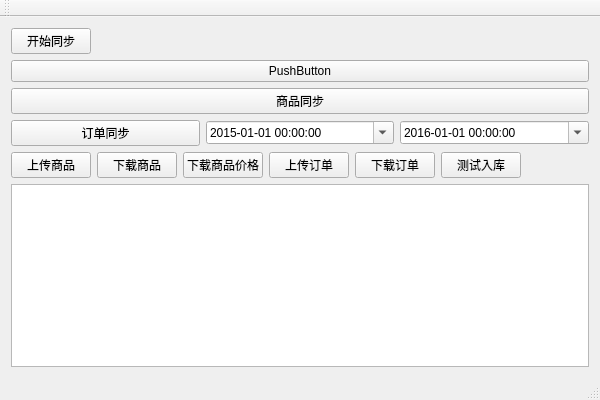
The window that ritao-kjt/mainwindow.ui (seahouse/ritao-kjt) describes before a commit, drawn with Qt 5.
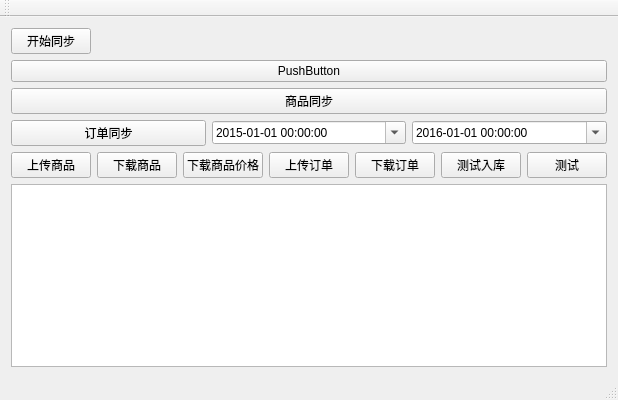
The same window after the commit.

```diff
--- a/ritao-kjt/mainwindow.ui
+++ b/ritao-kjt/mainwindow.ui
@@ -148,6 +148,13 @@
         </property>
        </widget>
       </item>
+      <item>
+       <widget class="QPushButton" name="pushButton_8">
+        <property name="text">
+         <string>测试</string>
+        </property>
+       </widget>
+      </item>
       <item>
        <spacer name="horizontalSpacer_2">
         <property name="orientation">
```
